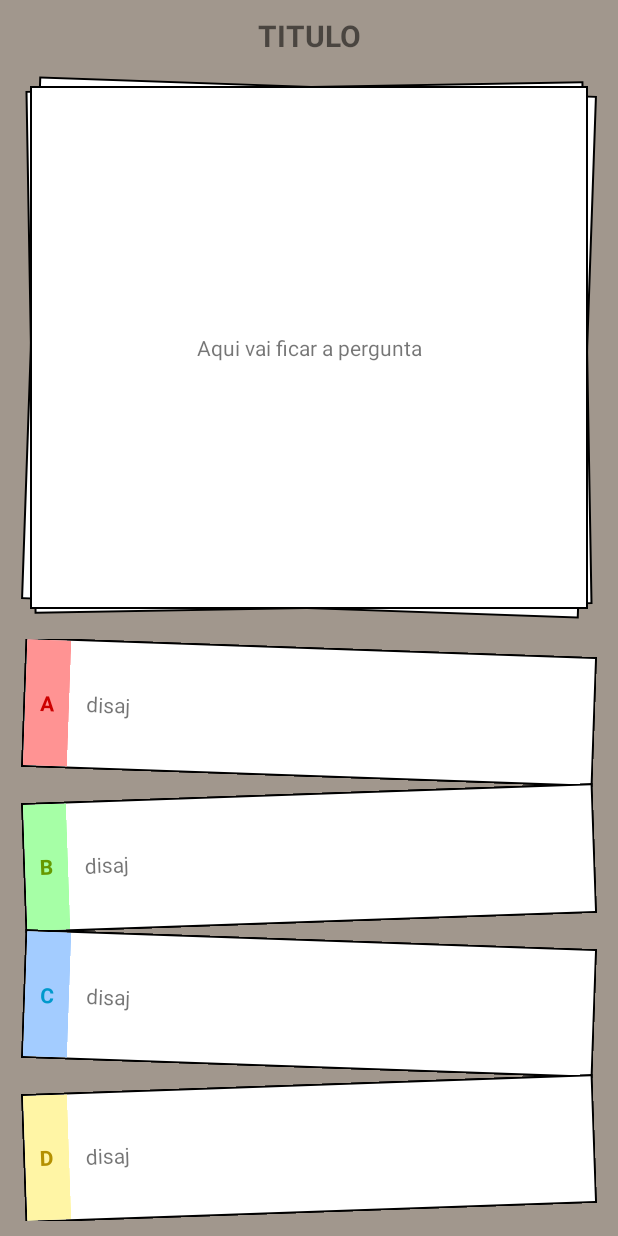
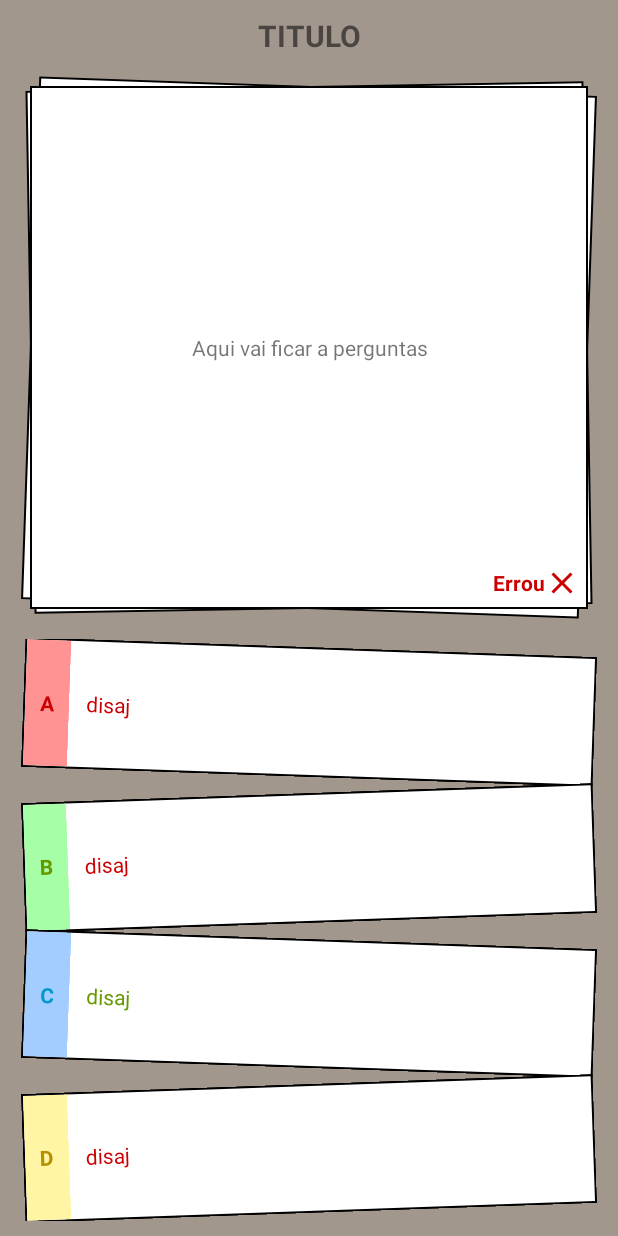
Before and after one commit to mrocigno/ES.QI, an Android app: the fragment PerguntasFragment shown on its own in the app's theme, after a tap on "disaj", on a phone screen of 412 x 824 dp. Run offline under Robolectric (Android 15) with nearby library versions, the phone set to English and light mode, and no system bars; 8 statements that could not run were skipped.

Commit message:
09/10 - 17:26 vgt

```diff
--- a/app/src/main/AndroidManifest.xml
+++ b/app/src/main/AndroidManifest.xml
@@ -21,6 +21,7 @@
         <activity android:name=".Main.MainActivity" />
         <activity
             android:name=".Main.PerguntasActivity"
+            android:screenOrientation="portrait"
             android:label="@string/title_activity_main2"
             android:theme="@style/AppTheme"></activity>
     </application>
--- a/app/src/main/java/com/example/matheus/esqi/Helpers/SoundHelper.kt
+++ b/app/src/main/java/com/example/matheus/esqi/Helpers/SoundHelper.kt
@@ -2,6 +2,7 @@ package com.example.matheus.esqi.Helpers
 
 import android.app.Activity
 import android.media.MediaPlayer
+import android.util.Log
 import com.example.matheus.esqi.R
 import java.util.*
 
@@ -9,13 +10,22 @@ import java.util.*
 class SoundHelper(activity: Activity) {
     var act: Activity = activity
 
+    interface onMiddleSound {
+        fun onMiddle()
+    }
 
     fun playSound(sound: Int) {
         val mp = MediaPlayer.create(act, sound)
         mp.start()
     }
 
-    fun playLoseSound(){
+    fun playSound(sound: Int, onMiddle: onMiddleSound) {
+        val mp = MediaPlayer.create(act, sound)
+        mp.start()
+        middleAction(onMiddle, mp)
+    }
+
+    fun playLoseSound(onMiddle: onMiddleSound){
         val rand = Random()
         var mp : MediaPlayer? = null
         when (rand.nextInt(4)){
@@ -36,6 +46,26 @@ class SoundHelper(activity: Activity) {
             }
         }
         mp!!.start()
+        middleAction(onMiddle, mp)
+    }
+
+
+    private fun middleAction(onMiddle: onMiddleSound, mp : MediaPlayer){
+        Thread{
+            kotlin.run {
+                try{
+                    var erro = false
+                    mp.setOnErrorListener { _, _, _ ->
+                        erro = true
+                        true
+                    }
+                    while(mp.currentPosition <= (mp.duration/2)){if(erro){break}}
+                    act.runOnUiThread {onMiddle.onMiddle()}
+                }catch (e : Exception){
+
+                }
+            }
+        }.start()
     }
 
 }
--- a/app/src/main/java/com/example/matheus/esqi/Main/PerguntasActivity.kt
+++ b/app/src/main/java/com/example/matheus/esqi/Main/PerguntasActivity.kt
@@ -58,14 +58,14 @@ class PerguntasActivity : AppCompatActivity() {
                     override fun onPageScrolled(p0: Int, p1: Float, p2: Int) {
                         if(p1 > 0.5){
                             val page : PerguntasFragment = mSectionsPagerAdapter!!.getItem(p0) as PerguntasFragment
-//                            Log.d("TESTEEE", nextPage.tt)
                             if(!page.respondida){
                                 AlertTop.CustomYesNoTopAlert(this@PerguntasActivity, "Você tem certeza?", "Se continuar a questão atual será marcada como \"Não respondida\"",
                                         R.drawable.ic_warning_black_24dp,
                                         object : AlertTop.Companion.YesNoCallBack{
                                             override fun onClickYes() {
                                                 container.currentItem = p0 + 1
-                                                page.respondida = true
+                                                page.state = "Não respondeu"
+                                                page.setAnswered()
                                             }
 
                                             override fun onClickNo() {
--- a/app/src/main/java/com/example/matheus/esqi/Main/PerguntasFragment.kt
+++ b/app/src/main/java/com/example/matheus/esqi/Main/PerguntasFragment.kt
@@ -1,14 +1,17 @@
 package com.example.matheus.esqi.Main
 
 
+import android.media.MediaPlayer
 import android.os.Bundle
 import android.support.v4.app.Fragment
-import android.util.Log
+import android.support.v4.view.ViewPager
 import android.view.LayoutInflater
 import android.view.View
 import android.view.ViewGroup
+import android.widget.AdapterView
+import android.widget.ImageView
+import android.widget.Spinner
 import android.widget.TextView
-import android.widget.Toast
 import com.example.matheus.esqi.Connect.Models.PerguntasModel
 import com.example.matheus.esqi.Helpers.SoundHelper
 
@@ -28,77 +31,93 @@ private const val ARG_PARAM2 = "param2"
 open class PerguntasFragment : Fragment() {
 
 
-    var respondida : Boolean = false
+    var respondida: Boolean = false
+    var state: String = ""
     var tt = ""
 
+    lateinit var txtA: TextView
+    lateinit var txtB: TextView
+    lateinit var txtC: TextView
+    lateinit var txtD: TextView
+    lateinit var imgState: ImageView
+    lateinit var txtState: TextView
+    var mView: View? = null
 
     override fun onCreateView(inflater: LayoutInflater, container: ViewGroup?,
                               savedInstanceState: Bundle?): View? {
         // Inflate the layout for this fragment
-        val mView = inflater.inflate(R.layout.fragment_perguntas, container, false)
+        if (mView == null) {
+            mView = inflater.inflate(R.layout.fragment_perguntas, container, false)
 
             val sound = SoundHelper(this.activity!!)
 
-        val pm : PerguntasModel = arguments?.getSerializable(ARG_SECTION_NUMBER) as PerguntasModel
+            txtA = mView!!.fperguntas_txtA
+            txtB = mView!!.fperguntas_txtB
+            txtC = mView!!.fperguntas_txtC
+            txtD = mView!!.fperguntas_txtD
+            imgState = mView!!.fperguntas_imgState
+            txtState = mView!!.fperguntas_txtState
 
-        mView.fperguntas_txtTitulo.text = pm.titulo
+            val pm: PerguntasModel = arguments?.getSerializable(ARG_SECTION_NUMBER) as PerguntasModel
+
+            mView!!.fperguntas_txtTitulo.text = pm.titulo
 
             tt = pm.pergunta
 
             val random = Random()
 
-        when (random.nextInt(4)){
-            0-> {
-                mView.fperguntas_txtA.text = pm.reposta_certa
-                mView.fperguntas_txtA.tag = true
+            when (random.nextInt(4)) {
+                0 -> {
+                    txtA.text = pm.reposta_certa
+                    txtA.tag = true
 
-                mView.fperguntas_txtB.text = pm.reposta_errada1
-                mView.fperguntas_txtB.tag = false
+                    txtB.text = pm.reposta_errada1
+                    txtB.tag = false
 
-                mView.fperguntas_txtC.text = pm.reposta_errada2
-                mView.fperguntas_txtC.tag = false
+                    txtC.text = pm.reposta_errada2
+                    txtC.tag = false
 
-                mView.fperguntas_txtD.text = pm.reposta_errada3
-                mView.fperguntas_txtD.tag = false
+                    txtD.text = pm.reposta_errada3
+                    txtD.tag = false
                 }
-            1-> {
-                mView.fperguntas_txtA.text = pm.reposta_errada1
-                mView.fperguntas_txtA.tag =  false
+                1 -> {
+                    txtA.text = pm.reposta_errada1
+                    txtA.tag = false
 
-                mView.fperguntas_txtB.text = pm.reposta_certa
-                mView.fperguntas_txtB.tag =  true
+                    txtB.text = pm.reposta_certa
+                    txtB.tag = true
 
-                mView.fperguntas_txtC.text = pm.reposta_errada2
-                mView.fperguntas_txtC.tag =  false
+                    txtC.text = pm.reposta_errada2
+                    txtC.tag = false
 
-                mView.fperguntas_txtD.text = pm.reposta_errada3
-                mView.fperguntas_txtD.tag =  false
+                    txtD.text = pm.reposta_errada3
+                    txtD.tag = false
                 }
-            2-> {
-                mView.fperguntas_txtA.text = pm.reposta_errada1
-                mView.fperguntas_txtA.tag =  false
+                2 -> {
+                    txtA.text = pm.reposta_errada1
+                    txtA.tag = false
 
-                mView.fperguntas_txtB.text = pm.reposta_errada2
-                mView.fperguntas_txtB.tag =  false
+                    txtB.text = pm.reposta_errada2
+                    txtB.tag = false
 
-                mView.fperguntas_txtC.text = pm.reposta_certa
-                mView.fperguntas_txtC.tag =  true
+                    txtC.text = pm.reposta_certa
+                    txtC.tag = true
 
-                mView.fperguntas_txtD.text = pm.reposta_errada3
-                mView.fperguntas_txtD.tag =  false
+                    txtD.text = pm.reposta_errada3
+                    txtD.tag = false
                 }
-            3-> {
-                mView.fperguntas_txtA.text = pm.reposta_errada1
-                mView.fperguntas_txtA.tag =  false
+                3 -> {
+                    txtA.text = pm.reposta_errada1
+                    txtA.tag = false
 
-                mView.fperguntas_txtB.text = pm.reposta_errada2
-                mView.fperguntas_txtB.tag =  false
+                    txtB.text = pm.reposta_errada2
+                    txtB.tag = false
 
-                mView.fperguntas_txtC.text = pm.reposta_errada3
-                mView.fperguntas_txtC.tag =  false
+                    txtC.text = pm.reposta_errada3
+                    txtC.tag = false
 
-                mView.fperguntas_txtD.text = pm.reposta_certa
-                mView.fperguntas_txtD.tag =  true
+                    txtD.text = pm.reposta_certa
+                    txtD.tag = true
                 }
                 else -> {
 
@@ -106,29 +125,87 @@ open class PerguntasFragment : Fragment() {
             }
 
             val optClickAction = View.OnClickListener { p0 ->
-            if(p0!!.tag as Boolean){
-                sound.playSound(R.raw.plateia5)
-            }else{
-                sound.playLoseSound()
+                if (p0!!.tag as Boolean) {
+                    sound.playSound(R.raw.plateia5, object : SoundHelper.onMiddleSound{
+                        override fun onMiddle() {
+                            nextPage()
                         }
-            respondida = true
-            Log.d("TESTEEE", respondida.toString())
+                    })
+                    state = "Acertou"
+                } else {
+                    sound.playLoseSound(object : SoundHelper.onMiddleSound{
+                        override fun onMiddle() {
+                            nextPage()
+                        }
+                    })
+                    state = "Errou"
+                }
+                setAnswered()
             }
 
-        mView.fperguntas_txtPergunta.text = pm.pergunta
-        mView.fperguntas_lnlA.rotation = (random.nextInt(5) - 2).toFloat()
-        mView.fperguntas_txtA.setOnClickListener(optClickAction)
+            mView!!.fperguntas_txtPergunta.text = pm.pergunta
+            mView!!.fperguntas_lnlA.rotation = (random.nextInt(5) - 2).toFloat()
+            txtA.setOnClickListener(optClickAction)
 
-        mView.fperguntas_lnlB.rotation = (random.nextInt(5) - 2).toFloat()
-        mView.fperguntas_txtB.setOnClickListener(optClickAction)
+            mView!!.fperguntas_lnlB.rotation = (random.nextInt(5) - 2).toFloat()
+            txtB.setOnClickListener(optClickAction)
 
-        mView.fperguntas_lnlC.rotation = (random.nextInt(5) - 2).toFloat()
-        mView.fperguntas_txtC.setOnClickListener(optClickAction)
+            mView!!.fperguntas_lnlC.rotation = (random.nextInt(5) - 2).toFloat()
+            txtC.setOnClickListener(optClickAction)
 
-        mView.fperguntas_lnlD.rotation = (random.nextInt(5) - 2).toFloat()
-        mView.fperguntas_txtD.setOnClickListener(optClickAction)
+            mView!!.fperguntas_lnlD.rotation = (random.nextInt(5) - 2).toFloat()
+            txtD.setOnClickListener(optClickAction)
+        }
 
         return mView
+    }
+
+    fun nextPage(){
+        val pager = activity!!.findViewById<ViewPager>(R.id.container)
+        pager.currentItem = pager.currentItem + 1
+    }
+
+    fun setAnswered() {
+        if (state != "") {
+            respondida = true
+
+            if (txtA.tag as Boolean) {
+                txtA.setTextColor(resources.getColor(android.R.color.holo_green_dark))
+            } else {
+                txtA.setTextColor(resources.getColor(android.R.color.holo_red_dark))
+            }
+            if (txtB.tag as Boolean) {
+                txtB.setTextColor(resources.getColor(android.R.color.holo_green_dark))
+            } else {
+                txtB.setTextColor(resources.getColor(android.R.color.holo_red_dark))
+            }
+            if (txtC.tag as Boolean) {
+                txtC.setTextColor(resources.getColor(android.R.color.holo_green_dark))
+            } else {
+                txtC.setTextColor(resources.getColor(android.R.color.holo_red_dark))
+            }
+            if (txtD.tag as Boolean) {
+                txtD.setTextColor(resources.getColor(android.R.color.holo_green_dark))
+            } else {
+                txtD.setTextColor(resources.getColor(android.R.color.holo_red_dark))
+            }
+
+            when (state) {
+                "Acertou" -> {
+                    imgState.setImageDrawable(resources.getDrawable(R.drawable.ic_check_green_24dp))
+                    txtState.setTextColor(resources.getColor(android.R.color.holo_green_dark))
+                }
+                "Errou" -> {
+                    imgState.setImageDrawable(resources.getDrawable(R.drawable.ic_close_red_24dp))
+                    txtState.setTextColor(resources.getColor(android.R.color.holo_red_dark))
+                }
+                "Não respondeu" -> {
+                    imgState.setImageDrawable(resources.getDrawable(R.drawable.ic_close_red_24dp))
+                    txtState.setTextColor(resources.getColor(android.R.color.holo_red_dark))
+                }
+            }
+            txtState.text = state
+        }
     }
 
     companion object {
--- a/app/src/main/res/drawable/ic_check_green_24dp.xml
+++ b/app/src/main/res/drawable/ic_check_green_24dp.xml
@@ -4,6 +4,6 @@
         android:viewportWidth="24.0"
         android:viewportHeight="24.0">
     <path
-        android:fillColor="#FF000000"
+        android:fillColor="@android:color/holo_green_dark"
         android:pathData="M9,16.17L4.83,12l-1.42,1.41L9,19 21,7l-1.41,-1.41z"/>
 </vector>
--- a/app/src/main/res/drawable/ic_close_red_24dp.xml
+++ b/app/src/main/res/drawable/ic_close_red_24dp.xml
@@ -4,6 +4,6 @@
         android:viewportWidth="24.0"
         android:viewportHeight="24.0">
     <path
-        android:fillColor="#FF000000"
+        android:fillColor="@android:color/holo_red_dark"
         android:pathData="M19,6.41L17.59,5 12,10.59 6.41,5 5,6.41 10.59,12 5,17.59 6.41,19 12,13.41 17.59,19 19,17.59 13.41,12z"/>
 </vector>
--- a/app/src/main/res/layout/fragment_perguntas.xml
+++ b/app/src/main/res/layout/fragment_perguntas.xml
@@ -25,11 +25,11 @@
         android:textSize="20sp"
         android:textStyle="bold" />
 
-    <LinearLayout
+    <RelativeLayout
         android:layout_width="match_parent"
         android:layout_height="match_parent"
+        android:layout_marginTop="10dp"
         android:layout_marginBottom="10dp"
-        android:layout_marginTop="10dp"
         android:layout_weight="1"
         android:background="@drawable/background_questions"
         android:padding="15dp">
@@ -37,19 +37,35 @@
         <ScrollView
             android:layout_width="match_parent"
             android:layout_height="wrap_content"
+            android:layout_centerInParent="true"
             android:layout_gravity="center">
 
             <TextView
                 android:id="@+id/fperguntas_txtPergunta"
                 android:layout_width="match_parent"
-                android:layout_height="match_parent"
-                android:layout_weight="1"
-                android:text="Aqui vai ficar a pergunta"
+                android:layout_height="wrap_content"
+                android:text="Aqui vai ficar a perguntas"
                 android:textAlignment="center" />
 
         </ScrollView>
 
-    </LinearLayout>
+        <TextView
+            android:id="@+id/fperguntas_txtState"
+            android:layout_width="wrap_content"
+            android:layout_height="24dp"
+            android:layout_alignBottom="@+id/fperguntas_imgState"
+            android:layout_toStartOf="@+id/fperguntas_imgState"
+            android:gravity="center"
+            android:textStyle="bold" />
+
+        <ImageView
+            android:id="@+id/fperguntas_imgState"
+            android:layout_width="wrap_content"
+            android:layout_height="wrap_content"
+            android:layout_alignParentEnd="true"
+            android:layout_alignParentBottom="true" />
+
+    </RelativeLayout>
 
     <LinearLayout
         android:layout_width="match_parent"
@@ -85,10 +101,10 @@
                     android:layout_margin="1dp"
                     android:background="#ff9393"
                     android:gravity="center"
+                    android:paddingLeft="10dp"
+                    android:paddingTop="5dp"
+                    android:paddingRight="10dp"
                     android:paddingBottom="5dp"
-                    android:paddingLeft="10dp"
-                    android:paddingRight="10dp"
-                    android:paddingTop="5dp"
                     android:text="A"
                     android:textColor="@android:color/holo_red_dark"
                     android:textStyle="bold" />
@@ -102,10 +118,10 @@
                         android:id="@+id/fperguntas_txtA"
                         android:layout_width="match_parent"
                         android:layout_height="wrap_content"
+                        android:paddingLeft="10dp"
+                        android:paddingTop="5dp"
+                        android:paddingRight="10dp"
                         android:paddingBottom="5dp"
-                        android:paddingLeft="10dp"
-                        android:paddingRight="10dp"
-                        android:paddingTop="5dp"
                         android:text="disaj" />
 
                 </ScrollView>
@@ -136,10 +152,10 @@
                     android:layout_margin="1dp"
                     android:background="#a6ffa6"
                     android:gravity="center"
+                    android:paddingLeft="10dp"
+                    android:paddingTop="5dp"
+                    android:paddingRight="10dp"
                     android:paddingBottom="5dp"
-                    android:paddingLeft="10dp"
-                    android:paddingRight="10dp"
-                    android:paddingTop="5dp"
                     android:text="B"
                     android:textColor="@android:color/holo_green_dark"
                     android:textStyle="bold" />
@@ -153,10 +169,10 @@
                         android:id="@+id/fperguntas_txtB"
                         android:layout_width="match_parent"
                         android:layout_height="wrap_content"
+                        android:paddingLeft="10dp"
+                        android:paddingTop="5dp"
+                        android:paddingRight="10dp"
                         android:paddingBottom="5dp"
-                        android:paddingLeft="10dp"
-                        android:paddingRight="10dp"
-                        android:paddingTop="5dp"
                         android:text="disaj " />
 
                 </ScrollView>
@@ -194,10 +210,10 @@
                     android:layout_margin="1dp"
                     android:background="#a3ccff"
                     android:gravity="center"
+                    android:paddingLeft="10dp"
+                    android:paddingTop="5dp"
+                    android:paddingRight="10dp"
                     android:paddingBottom="5dp"
-                    android:paddingLeft="10dp"
-                    android:paddingRight="10dp"
-                    android:paddingTop="5dp"
                     android:text="C"
                     android:textColor="@android:color/holo_blue_dark"
                     android:textStyle="bold" />
@@ -211,10 +227,10 @@
                         android:id="@+id/fperguntas_txtC"
                         android:layout_width="match_parent"
                         android:layout_height="wrap_content"
+                        android:paddingLeft="10dp"
+                        android:paddingTop="5dp"
+                        android:paddingRight="10dp"
                         android:paddingBottom="5dp"
-                        android:paddingLeft="10dp"
-                        android:paddingRight="10dp"
-                        android:paddingTop="5dp"
                         android:text="disaj " />
 
                 </ScrollView>
@@ -245,10 +261,10 @@
                     android:layout_margin="1dp"
                     android:background="#fff5a5"
                     android:gravity="center"
+                    android:paddingLeft="10dp"
+                    android:paddingTop="5dp"
+                    android:paddingRight="10dp"
                     android:paddingBottom="5dp"
-                    android:paddingLeft="10dp"
-                    android:paddingRight="10dp"
-                    android:paddingTop="5dp"
                     android:text="D"
                     android:textColor="#b49000"
                     android:textStyle="bold" />
@@ -262,10 +278,10 @@
                         android:id="@+id/fperguntas_txtD"
                         android:layout_width="match_parent"
                         android:layout_height="wrap_content"
+                        android:paddingLeft="10dp"
+                        android:paddingTop="5dp"
+                        android:paddingRight="10dp"
                         android:paddingBottom="5dp"
-                        android:paddingLeft="10dp"
-                        android:paddingRight="10dp"
-                        android:paddingTop="5dp"
                         android:text="disaj " />
 
                 </ScrollView>
```
Lines whose indentation alone changed are shown as unchanged.
